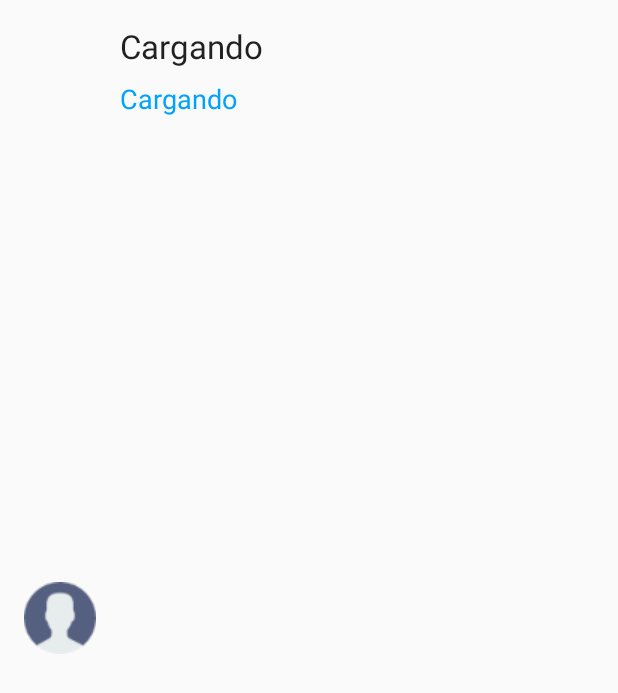
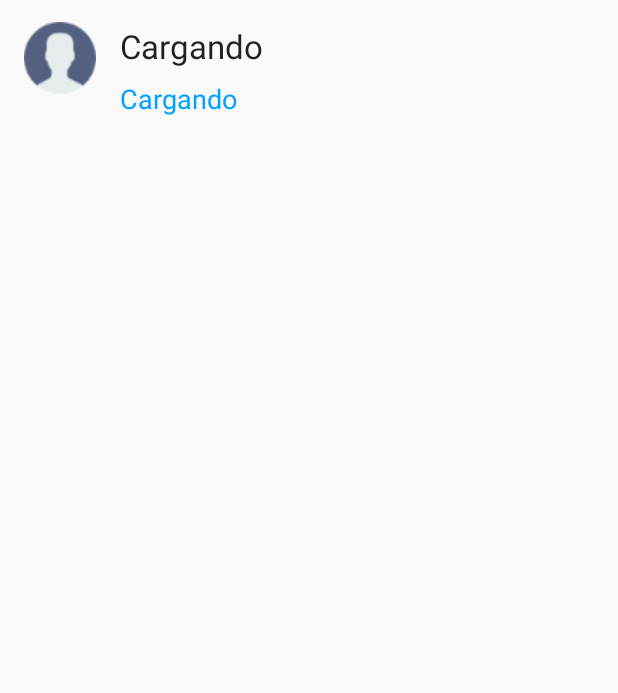
Before and after one commit to voghDev/DevFestTalks, an Android app: the layout row_talk.xml on its own in the app's theme, with its tools: preview values and no code run, on a phone screen of 412 x 824 dp. Shown: the top 693 px of the screen. Run offline under Robolectric (Android 15) with nearby library versions, the phone set to English and light mode, and no system bars.

Commit message:
Fix dagger and wrap_content

```diff
--- a/app/src/main/res/layout/row_talk.xml
+++ b/app/src/main/res/layout/row_talk.xml
@@ -1,8 +1,8 @@
 <?xml version="1.0" encoding="utf-8"?>
 <RelativeLayout xmlns:android="http://schemas.android.com/apk/res/android"
     android:id="@+id/talk_container"
-    android:layout_width="match_parent"
-    android:layout_height="match_parent">
+    android:layout_width="wrap_content"
+    android:layout_height="wrap_content">
 
     <ImageView
         android:id="@+id/talk_iv_thumbnail"
```
Also changed, not shown: app/src/main/java/com/devfestgrx/talks/global/App.java (+4 -3 lines).
